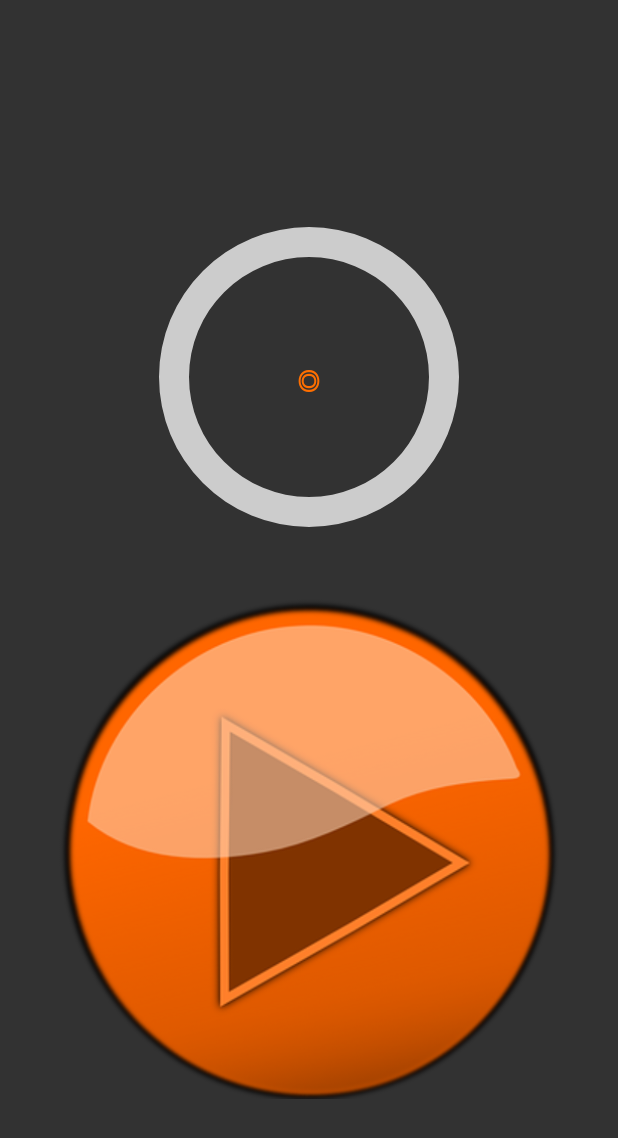
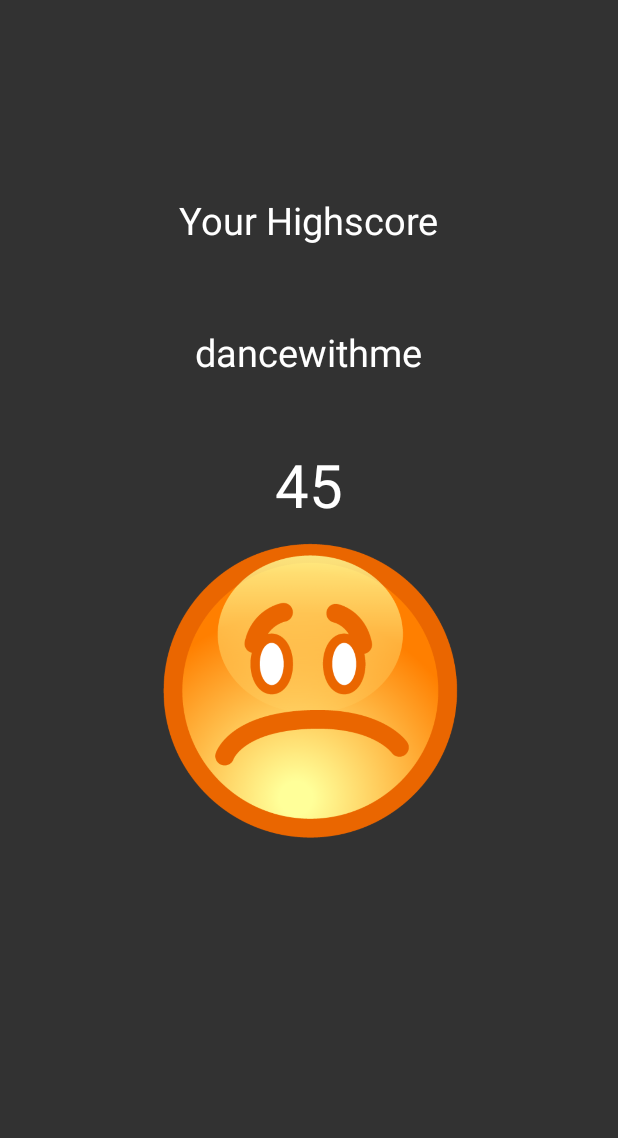
Before and after one commit to beetsbyninn/Beets, an Android app: the MainActivity screen opened directly, with no data from a screen before it, on a phone screen of 412 x 824 dp. Shown: the top 1138 px of the screen. Run offline under Robolectric (Android 15) with nearby library versions, the phone set to English and light mode, and no system bars; 2 statements that could not run were skipped.

Commit message:
hårdkodat så att man kan se sin score

```diff
--- a/app/src/main/java/com/github/beetsbyninn/beets/MainActivity.java
+++ b/app/src/main/java/com/github/beetsbyninn/beets/MainActivity.java
@@ -34,6 +34,7 @@ public class MainActivity extends AppCompatActivity {
     private GaugeFragment gaugeFragment;
 
 
+    private StatsDB statsDB;
 
     private MusicPlayer mMusicPlayer;
     private boolean mIsplaying = false;
@@ -43,13 +44,26 @@ public class MainActivity extends AppCompatActivity {
     protected void onCreate(Bundle savedInstanceState) {
         super.onCreate(savedInstanceState);
         setContentView(R.layout.activity_main);
+        statsDB = new StatsDB(this);
+        testDB();
+
         mServiceConnection = new BeetsServiceConnection(this);
         bindService();
 
         mMusicPlayer = new MusicPlayer(this);
         mMusicPlayer.initSongMediaPlayer();
+        Score score = new Score(45,"dancewithme");
+        ScoreFragment scoreFragment = new ScoreFragment();
+        scoreFragment.setScore(score);
+
         gaugeFragment = new GaugeFragment();
-        setFragment(gaugeFragment, false);
+        setFragment(scoreFragment, false);
+    }
+
+    public void testDB(){
+        Score score = new Score(76,"dancewithme");
+        statsDB.addScore(score);
+        Log.d("add",score.getSong());
     }
 
     /**
--- a/app/src/main/java/com/github/beetsbyninn/beets/Score.java
+++ b/app/src/main/java/com/github/beetsbyninn/beets/Score.java
@@ -7,6 +7,11 @@ package com.github.beetsbyninn.beets;
 public class Score {
     private int stat;
     private String song;
+
+    public Score(int stat, String song){
+        this.stat = stat;
+        this.song = song;
+    }
 
     public int getStat() {
         return stat;
--- a/app/src/main/java/com/github/beetsbyninn/beets/ScoreFragment.java
+++ b/app/src/main/java/com/github/beetsbyninn/beets/ScoreFragment.java
@@ -19,6 +19,7 @@ public class ScoreFragment extends Fragment {
 
     private TextView tvSong, tvScore;
     private ImageView ivThrophy;
+    private Score score;
 
     public ScoreFragment() {
         // Required empty public constructor
@@ -40,7 +41,8 @@ public class ScoreFragment extends Fragment {
 
     public void getScore () {
         StatsDB dbHandler = new StatsDB(getActivity());
-        Score score = dbHandler.getScore("dance-with-me");
+       // Score score = dbHandler.getScore("dancewithme");
+        //TODO lägg till score objektet i DB för att sedan visa alla highscores.
 
         if (score != null) {
             tvSong.setText(String.valueOf(score.getSong()));
@@ -53,7 +55,7 @@ public class ScoreFragment extends Fragment {
             }else if(score.getStat()>=90 ){
                 ivThrophy.setImageResource(R.drawable.goldtrophy);
             }
-            ValueAnimator valueAnimator = ValueAnimator.ofInt(0, 100);
+            ValueAnimator valueAnimator = ValueAnimator.ofInt(0, score.getStat());
             valueAnimator.setDuration(2000);
             valueAnimator.addUpdateListener(new ValueAnimator.AnimatorUpdateListener() {
                 @Override
@@ -69,4 +71,7 @@ public class ScoreFragment extends Fragment {
     }
 
 
+    public void setScore(Score score) {
+        this.score = score;
+    }
 }
```
Also changed, not shown: app/src/main/java/com/github/beetsbyninn/beets/StatsDB.java (+7 -4 lines).
